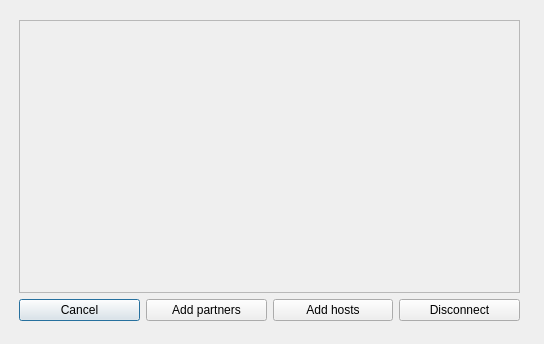
Qt form src/sys/mapeditor/forms/MERemotePartner.ui (hlrs-vis/covise) before a commit.
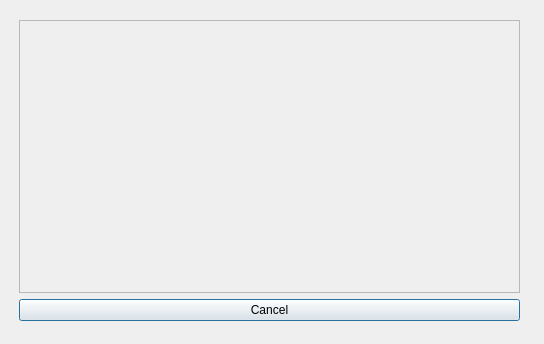
The same form after that commit.

Commit message: Simplified "manage partners" ui

```diff
--- a/src/sys/mapeditor/forms/MERemotePartner.ui
+++ b/src/sys/mapeditor/forms/MERemotePartner.ui
@@ -53,27 +53,6 @@
         </property>
        </widget>
       </item>
-      <item>
-       <widget class="QPushButton" name="addPartnersBtn">
-        <property name="text">
-         <string>Add partners</string>
-        </property>
-       </widget>
-      </item>
-      <item>
-       <widget class="QPushButton" name="addHostsBtn">
-        <property name="text">
-         <string>Add hosts</string>
-        </property>
-       </widget>
-      </item>
-      <item>
-       <widget class="QPushButton" name="disconnectBtn">
-        <property name="text">
-         <string>Disconnect</string>
-        </property>
-       </widget>
-      </item>
      </layout>
     </item>
    </layout>
```
The commit also changes 3 other files.
